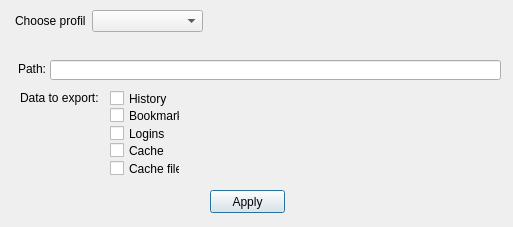
This is src/FFParser_GUI/source/export.ui in sp0wk/FFParser_2017 as Qt 5 draws it before an edit. The edited form follows.
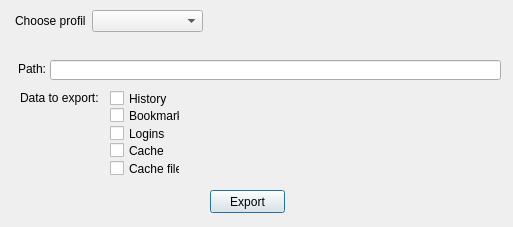
This is the edited form.

Commit message: Fixed context menu. Added a context menu class, export class and refactored mainwindow class.

Diff of the .ui file:
```diff
--- a/src/FFParser_GUI/source/export.ui
+++ b/src/FFParser_GUI/source/export.ui
@@ -108,7 +108,7 @@
     </rect>
    </property>
    <property name="text">
-    <string>Apply</string>
+    <string>Export</string>
    </property>
   </widget>
   <widget class="QLabel" name="dataToExportText">
```
Left out of the diff: 3 changed lines with no effect on the pictures. The commit also changes 7 other files.
